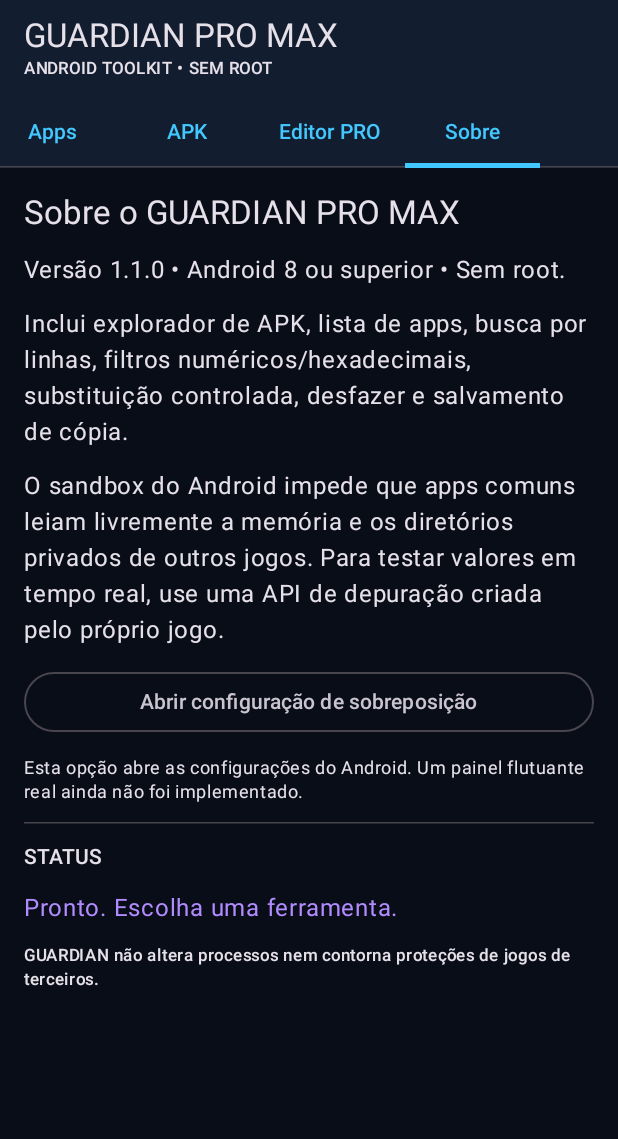
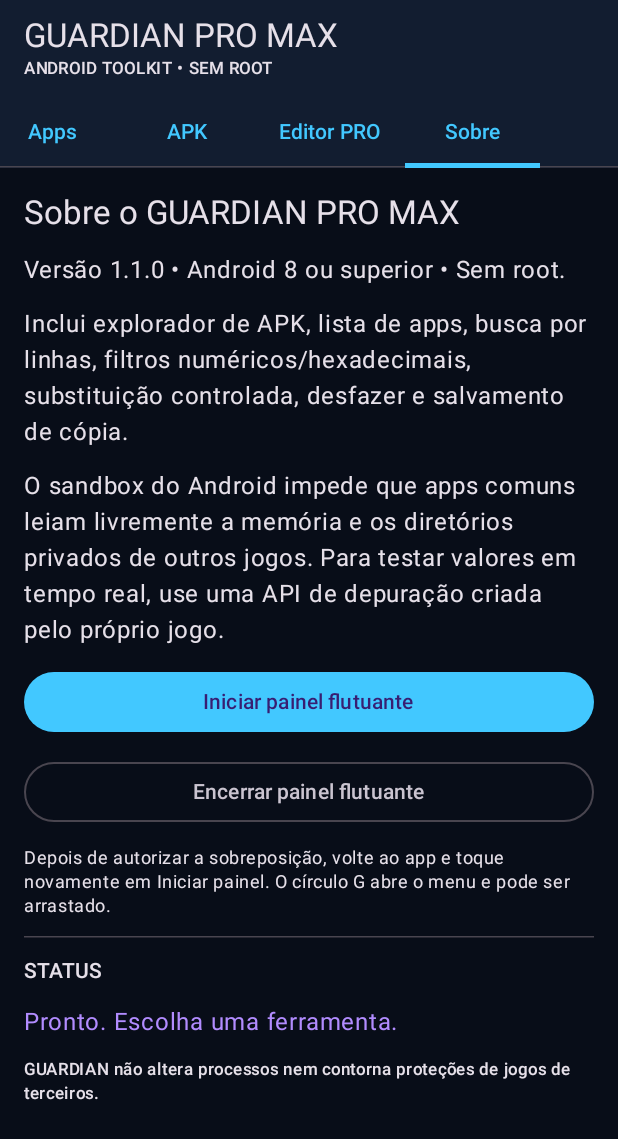
Before and after one commit to davinacimento1290-ops/GUARDIAN-Android, an Android app built with Jetpack Compose: the screen it shows after launch (MainActivity), tab 4 chosen, on a phone screen of 412 x 824 dp. Shown: the top 1139 px of the screen. Run offline under Robolectric (Android 15) with nearby library versions, the phone set to English and light mode, and no system bars.

Commit message:
Connect settings screen to real floating panel service

```diff
--- a/app/src/main/java/com/guardian/tools/MainActivity.kt
+++ b/app/src/main/java/com/guardian/tools/MainActivity.kt
@@ -3,6 +3,7 @@ package com.guardian.tools
 import android.content.Intent
 import android.net.Uri
 import android.os.Bundle
+import android.os.Build
 import android.provider.Settings
 import androidx.activity.ComponentActivity
 import androidx.activity.compose.setContent
@@ -248,13 +249,30 @@ private fun GuardianScreen() {
                             Text("Versão 1.1.0 • Android 8 ou superior • Sem root.")
                             Text("Inclui explorador de APK, lista de apps, busca por linhas, filtros numéricos/hexadecimais, substituição controlada, desfazer e salvamento de cópia.")
                             Text("O sandbox do Android impede que apps comuns leiam livremente a memória e os diretórios privados de outros jogos. Para testar valores em tempo real, use uma API de depuração criada pelo próprio jogo.")
+                            Button(
+                                onClick = {
+                                    if (Build.VERSION.SDK_INT >= 23 && !Settings.canDrawOverlays(context)) {
+                                        context.startActivity(Intent(Settings.ACTION_MANAGE_OVERLAY_PERMISSION, Uri.parse("package:${context.packageName}")))
+                                        status = "Autorize 'Sobrepor a outros apps', volte ao GUARDIAN e toque em Iniciar painel."
+                                    } else {
+                                        try {
+                                            context.startForegroundService(Intent(context, FloatingPanelService::class.java))
+                                            status = "Serviço flutuante solicitado. O ícone G deve aparecer na tela."
+                                        } catch (e: Exception) {
+                                            status = "Não foi possível iniciar o painel: ${e.message}"
+                                        }
+                                    }
+                                },
+                                modifier = Modifier.fillMaxWidth()
+                            ) { Text("Iniciar painel flutuante") }
                             OutlinedButton(
                                 onClick = {
-                                    context.startActivity(Intent(Settings.ACTION_MANAGE_OVERLAY_PERMISSION, Uri.parse("package:${context.packageName}")))
+                                    context.stopService(Intent(context, FloatingPanelService::class.java))
+                                    status = "Comando para encerrar o painel enviado."
                                 },
                                 modifier = Modifier.fillMaxWidth()
-                            ) { Text("Abrir configuração de sobreposição") }
-                            Text("Esta opção abre as configurações do Android. Um painel flutuante real ainda não foi implementado.", style = MaterialTheme.typography.bodySmall)
+                            ) { Text("Encerrar painel flutuante") }
+                            Text("Depois de autorizar a sobreposição, volte ao app e toque novamente em Iniciar painel. O círculo G abre o menu e pode ser arrastado.", style = MaterialTheme.typography.bodySmall)
                         }
                     }
                     HorizontalDivider()
```
